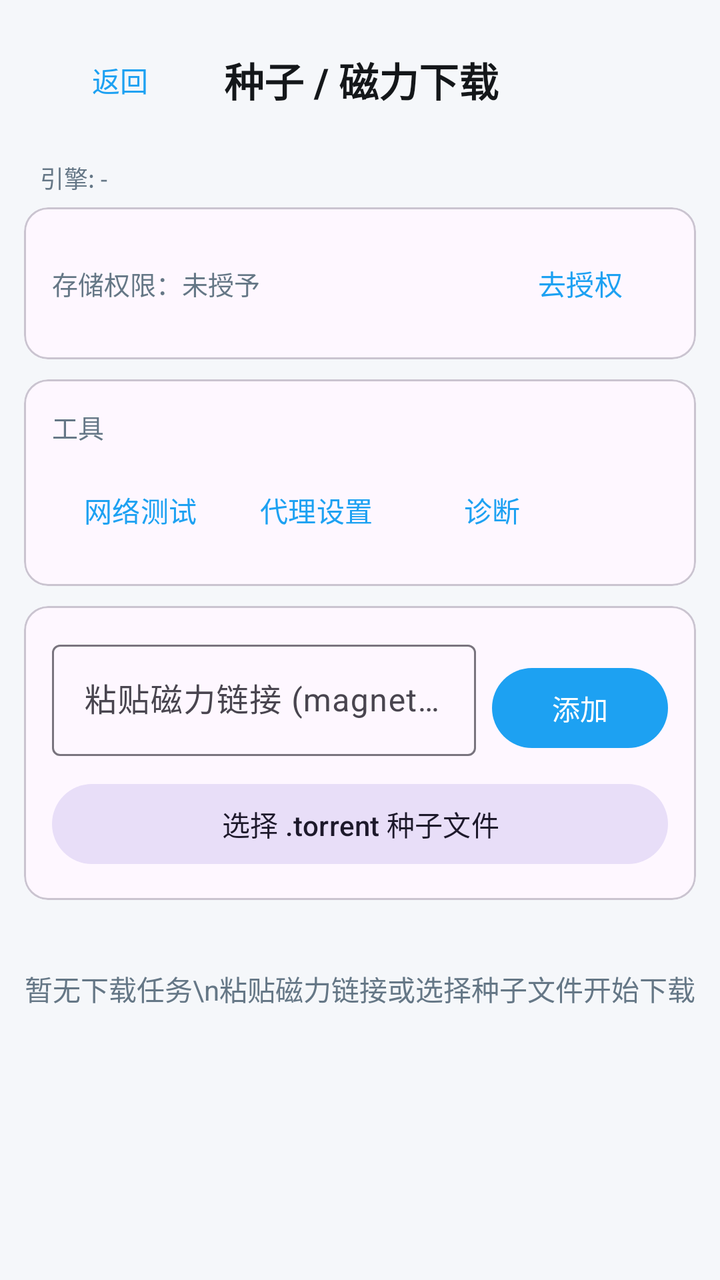
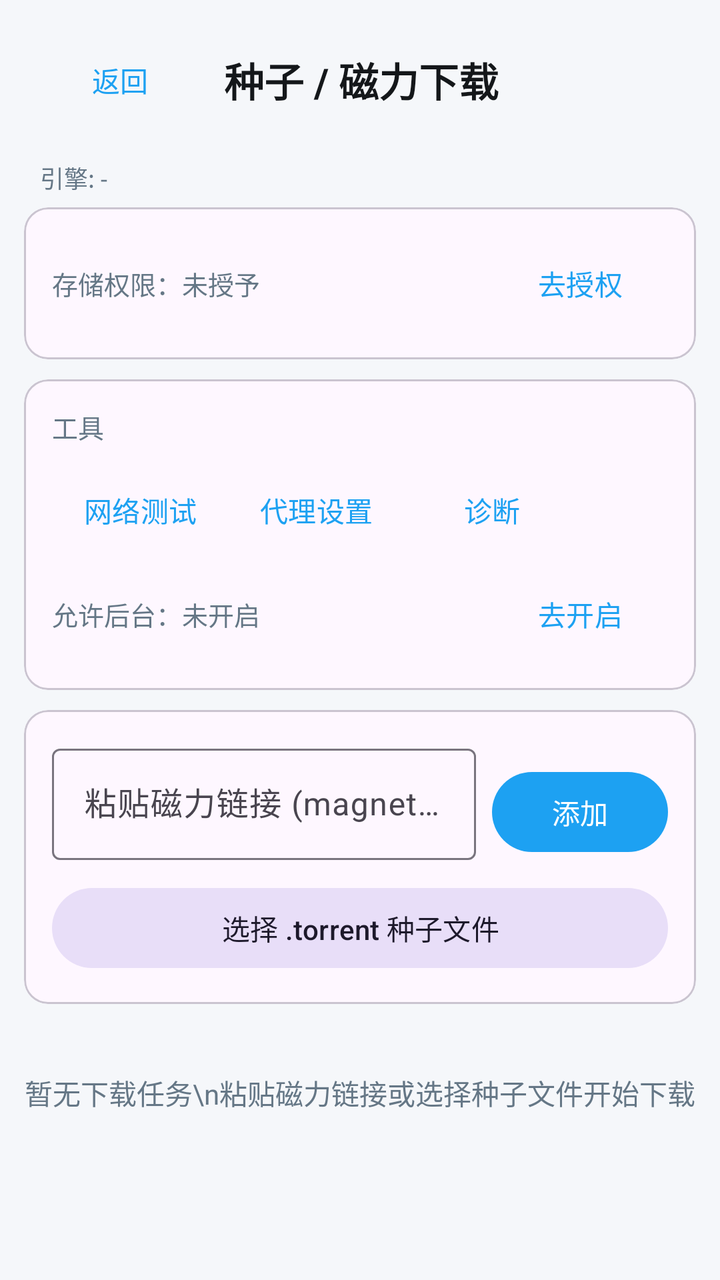

Before-and-after screenshots of an Android layout around one commit, followed by the original layout XML and the change that was made.
<!-- AndroidManifest.xml: application theme Theme.XVideoDownloader -->
<!-- res/layout/activity_torrent.xml -->
<?xml version="1.0" encoding="utf-8"?>
<LinearLayout xmlns:android="http://schemas.android.com/apk/res/android"
    xmlns:app="http://schemas.android.com/apk/res-auto"
    android:layout_width="match_parent"
    android:layout_height="match_parent"
    android:orientation="vertical">

    <LinearLayout
        android:layout_width="match_parent"
        android:layout_height="wrap_content"
        android:gravity="center_vertical"
        android:orientation="horizontal"
        android:padding="16dp">

        <com.google.android.material.button.MaterialButton
            android:id="@+id/btnTorrentBack"
            style="@style/Widget.Material3.Button.TextButton"
            android:layout_width="wrap_content"
            android:layout_height="wrap_content"
            android:text="返回" />

        <TextView
            android:layout_width="wrap_content"
            android:layout_height="wrap_content"
            android:layout_marginStart="8dp"
            android:text="种子 / 磁力下载"
            android:textColor="@color/text_primary"
            android:textSize="20sp"
            android:textStyle="bold" />
    </LinearLayout>

    <TextView
        android:id="@+id/tvEngineStatus"
        android:layout_width="match_parent"
        android:layout_height="wrap_content"
        android:paddingHorizontal="20dp"
        android:paddingBottom="6dp"
        android:text="引擎: -"
        android:textColor="@color/text_secondary"
        android:textSize="12sp" />

    <com.google.android.material.card.MaterialCardView
        android:layout_width="match_parent"
        android:layout_height="wrap_content"
        android:layout_marginHorizontal="12dp"
        android:layout_marginBottom="10dp"
        app:cardCornerRadius="12dp">

        <LinearLayout
            android:layout_width="match_parent"
            android:layout_height="wrap_content"
            android:gravity="center_vertical"
            android:orientation="horizontal"
            android:padding="14dp">

            <TextView
                android:id="@+id/tvStorageStatus"
                android:layout_width="0dp"
                android:layout_height="wrap_content"
                android:layout_weight="1"
                android:text="存储权限：未授予"
                android:textColor="@color/text_secondary"
                android:textSize="13sp" />

            <com.google.android.material.button.MaterialButton
                android:id="@+id/btnStorage"
                style="@style/Widget.Material3.Button.TextButton"
                android:layout_width="wrap_content"
                android:layout_height="wrap_content"
                android:text="去授权" />
        </LinearLayout>
    </com.google.android.material.card.MaterialCardView>

    <com.google.android.material.card.MaterialCardView
        android:layout_width="match_parent"
        android:layout_height="wrap_content"
        android:layout_marginHorizontal="12dp"
        android:layout_marginBottom="10dp"
        app:cardCornerRadius="12dp">

        <LinearLayout
            android:layout_width="match_parent"
            android:layout_height="wrap_content"
            android:orientation="vertical"
            android:padding="14dp">

            <TextView
                android:layout_width="wrap_content"
                android:layout_height="wrap_content"
                android:layout_marginBottom="8dp"
                android:text="工具"
                android:textColor="@color/text_secondary"
                android:textSize="13sp" />

            <LinearLayout
                android:layout_width="match_parent"
                android:layout_height="wrap_content"
                android:gravity="center_vertical"
                android:orientation="horizontal">

                <com.google.android.material.button.MaterialButton
                    android:id="@+id/btnNetworkTest"
                    style="@style/Widget.Material3.Button.TextButton"
                    android:layout_width="wrap_content"
                    android:layout_height="wrap_content"
                    android:text="网络测试" />

                <com.google.android.material.button.MaterialButton
                    android:id="@+id/btnProxy"
                    style="@style/Widget.Material3.Button.TextButton"
                    android:layout_width="wrap_content"
                    android:layout_height="wrap_content"
                    android:text="代理设置" />

                <com.google.android.material.button.MaterialButton
                    android:id="@+id/btnDiagnose"
                    style="@style/Widget.Material3.Button.TextButton"
                    android:layout_width="wrap_content"
                    android:layout_height="wrap_content"
                    android:text="诊断" />
            </LinearLayout>
        </LinearLayout>
    </com.google.android.material.card.MaterialCardView>

    <com.google.android.material.card.MaterialCardView
        android:layout_width="match_parent"
        android:layout_height="wrap_content"
        android:layout_marginHorizontal="12dp"
        android:layout_marginBottom="10dp"
        app:cardCornerRadius="12dp">

        <LinearLayout
            android:layout_width="match_parent"
            android:layout_height="wrap_content"
            android:orientation="vertical"
            android:padding="14dp">

            <LinearLayout
                android:layout_width="match_parent"
                android:layout_height="wrap_content"
                android:orientation="horizontal">

                <com.google.android.material.textfield.TextInputLayout
                    android:id="@+id/tilMagnet"
                    android:layout_width="0dp"
                    android:layout_height="wrap_content"
                    android:layout_weight="1"
                    android:hint="粘贴磁力链接 (magnet:?xt=...)">

                    <com.google.android.material.textfield.TextInputEditText
                        android:id="@+id/etMagnet"
                        android:layout_width="match_parent"
                        android:layout_height="wrap_content"
                        android:inputType="textUri"
                        android:maxLines="3" />
                </com.google.android.material.textfield.TextInputLayout>

                <com.google.android.material.button.MaterialButton
                    android:id="@+id/btnAddMagnet"
                    android:layout_width="wrap_content"
                    android:layout_height="wrap_content"
                    android:layout_gravity="bottom"
                    android:layout_marginStart="8dp"
                    android:text="添加" />
            </LinearLayout>

            <com.google.android.material.button.MaterialButton
                android:id="@+id/btnPickFile"
                style="@style/Widget.Material3.Button.TonalButton"
                android:layout_width="match_parent"
                android:layout_height="wrap_content"
                android:layout_marginTop="10dp"
                android:text="选择 .torrent 种子文件" />
        </LinearLayout>
    </com.google.android.material.card.MaterialCardView>

    <TextView
        android:id="@+id/tvTorrentEmpty"
        android:layout_width="match_parent"
        android:layout_height="wrap_content"
        android:layout_marginTop="24dp"
        android:gravity="center"
        android:text="暂无下载任务\n粘贴磁力链接或选择种子文件开始下载"
        android:textColor="@color/text_secondary"
        android:textSize="14sp" />

    <androidx.recyclerview.widget.RecyclerView
        android:id="@+id/rvTorrents"
        android:layout_width="match_parent"
        android:layout_height="0dp"
        android:layout_weight="1"
        android:clipToPadding="false"
        android:paddingBottom="16dp" />

</LinearLayout>
<!-- resources referenced by this layout -->
<resources>
  <color name="text_primary">#14171A</color>
  <color name="text_secondary">#657786</color>
  <style name="Theme.XVideoDownloader" parent="Theme.Material3.DayNight.NoActionBar">
          <item name="colorPrimary">@color/primary</item>
          <item name="colorOnPrimary">@android:color/white</item>
          <item name="colorSecondary">@color/primary</item>
          <item name="android:windowBackground">@color/bg</item>
          <item name="android:statusBarColor">@color/primary_dark</item>
      </style>
  <color name="primary">#1DA1F2</color>
  <color name="bg">#F5F7FA</color>
  <color name="primary_dark">#0E71A8</color>
</resources>

<!-- the commit's change to res/layout/activity_torrent.xml (unified diff, before → after) -->
@@ -118,6 +118,30 @@
                     android:layout_width="wrap_content"
                     android:layout_height="wrap_content"
                     android:text="诊断" />
+            </LinearLayout>
+
+            <LinearLayout
+                android:layout_width="match_parent"
+                android:layout_height="wrap_content"
+                android:layout_marginTop="4dp"
+                android:gravity="center_vertical"
+                android:orientation="horizontal">
+
+                <TextView
+                    android:id="@+id/tvBackgroundStatus"
+                    android:layout_width="0dp"
+                    android:layout_height="wrap_content"
+                    android:layout_weight="1"
+                    android:text="允许后台：未开启"
+                    android:textColor="@color/text_secondary"
+                    android:textSize="13sp" />
+
+                <com.google.android.material.button.MaterialButton
+                    android:id="@+id/btnBackground"
+                    style="@style/Widget.Material3.Button.TextButton"
+                    android:layout_width="wrap_content"
+                    android:layout_height="wrap_content"
+                    android:text="去开启" />
             </LinearLayout>
         </LinearLayout>
     </com.google.android.material.card.MaterialCardView>
